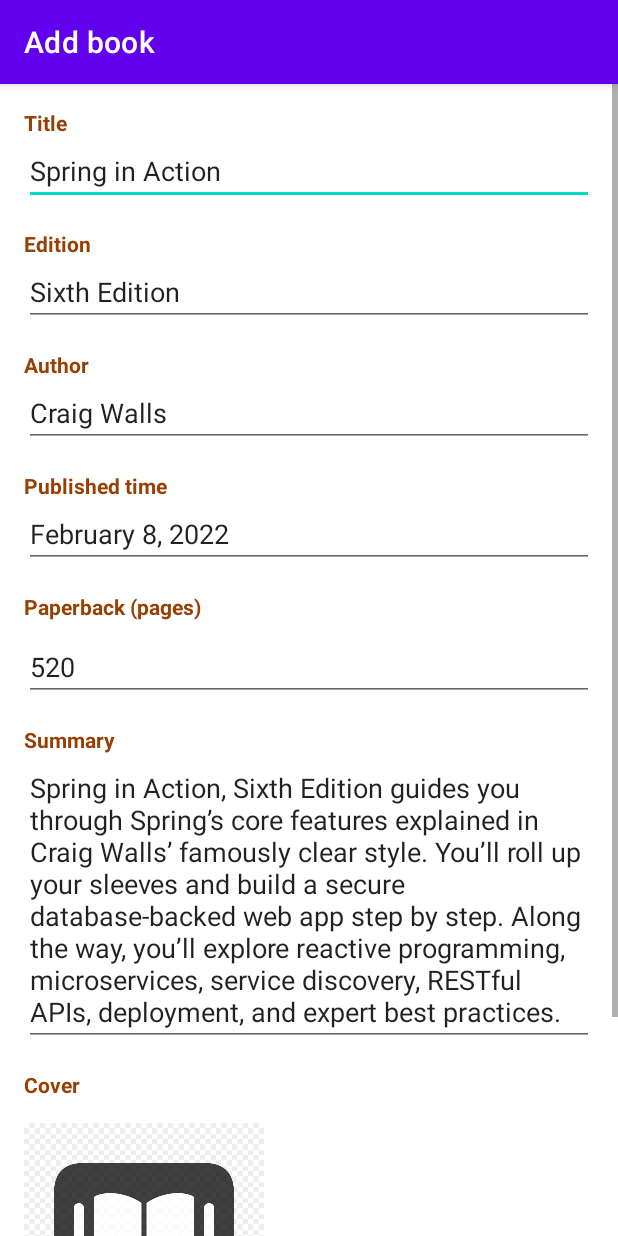
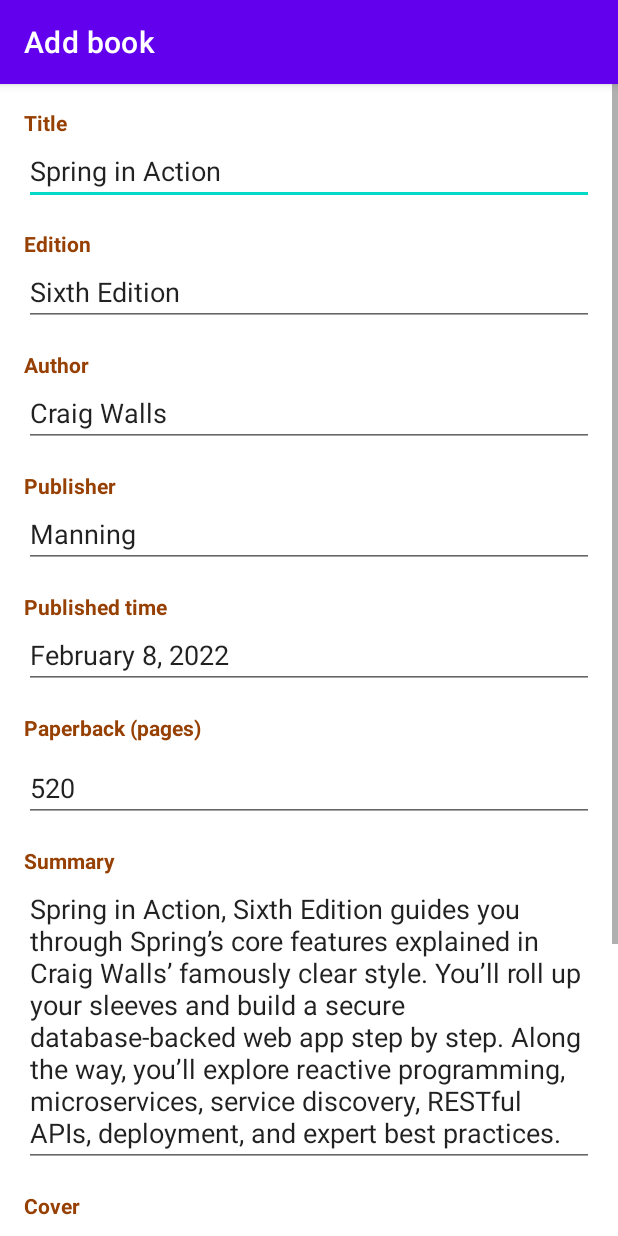
Before and after one commit to trinhduyhung/booklet, an Android app: the AddBookActivity screen opened directly, with no data from a screen before it, on a phone screen of 412 x 824 dp. Run offline under Robolectric (Android 15) with nearby library versions, the phone set to English and light mode, and no system bars; our stand-ins replace Picasso, Room's generated code; pictures from the network do not load.

Commit message:
show publisher on UI

```diff
--- a/app/src/main/java/com/javaspace/booklet/AddBookActivity.java
+++ b/app/src/main/java/com/javaspace/booklet/AddBookActivity.java
@@ -46,7 +46,8 @@ public class AddBookActivity extends AppCompatActivity {
         EditText title = findViewById(R.id.edt_title);
         EditText edition = findViewById(R.id.edt_edition);
         EditText author = findViewById(R.id.edt_author);
-        EditText year = findViewById(R.id.edt_published_year);
+        EditText publisher = findViewById(R.id.edt_publisher);
+        EditText published = findViewById(R.id.edt_published_year);
         EditText pages = findViewById(R.id.edt_pages);
         EditText summary = findViewById(R.id.edt_summary);
 
@@ -55,12 +56,13 @@ public class AddBookActivity extends AppCompatActivity {
 
         findViewById(R.id.btn_add_book).setOnClickListener(v -> {
 
-            if (shouldAddBook(title, edition, author, year, pages, summary)) {
+            if (shouldAddBook(title, edition, author, publisher, published, pages, summary)) {
                 Book book = new Book();
                 book.setTitle(title.getText().toString());
                 book.setEdition(edition.getText().toString());
                 book.setAuthor(author.getText().toString());
-                book.setPublishedTime(year.getText().toString());
+                book.setPublisher(publisher.getText().toString());
+                book.setPublishedTime(published.getText().toString());
                 book.setPages(Integer.parseInt(pages.getText().toString()));
                 book.setCoverImgPath(mediaSaver.getFileName());
                 book.setSummary(summary.getText().toString());
@@ -75,8 +77,8 @@ public class AddBookActivity extends AppCompatActivity {
 
     }
 
-    private boolean shouldAddBook(EditText title, EditText edition, EditText author, EditText year,
-                                  EditText pages, EditText summary) {
+    private boolean shouldAddBook(EditText title, EditText edition, EditText author, EditText publisher,
+                                  EditText published, EditText pages, EditText summary) {
         boolean shouldAddBook = true;
         if (title.getText().toString().isEmpty()) {
             shouldAddBook = false;
@@ -87,9 +89,12 @@ public class AddBookActivity extends AppCompatActivity {
         } else if (author.getText().toString().isEmpty()) {
             shouldAddBook = false;
             author.setError(getString(R.string.author_not_empty));
-        } else if (year.getText().toString().isEmpty()) {
+        } else if (publisher.getText().toString().isEmpty()) {
             shouldAddBook = false;
-            year.setError(getString(R.string.year_not_empty));
+            author.setError(getString(R.string.publisher_not_empty));
+        } else if (published.getText().toString().isEmpty()) {
+            shouldAddBook = false;
+            published.setError(getString(R.string.year_not_empty));
         } else if (pages.getText().toString().isEmpty()) {
             shouldAddBook = false;
             pages.setError(getString(R.string.page_not_empty));
--- a/app/src/main/java/com/javaspace/booklet/BooksActivity.java
+++ b/app/src/main/java/com/javaspace/booklet/BooksActivity.java
@@ -114,6 +114,7 @@ public class BooksActivity extends AppCompatActivity {
 
             TextView txtTitle;
             TextView txtAuthorEdition;
+            TextView txtPublisher;
             TextView txtPublishedYear;
             TextView txtProgress;
             ImageView imgCover;
@@ -122,7 +123,8 @@ public class BooksActivity extends AppCompatActivity {
             public void bind(Book book, MediaSaver mediaSaver) {
                 txtTitle.setText(book.getTitle());
                 txtAuthorEdition.setText(String.format("%s, %s", book.getAuthor(), book.getEdition()));
-                txtPublishedYear.setText(String.format("Published in %s", book.getPublishedTime()));
+                txtPublisher.setText(String.format("Publisher: %s", book.getPublisher()));
+                txtPublishedYear.setText(String.format("Published: %s", book.getPublishedTime()));
                 Picasso.get().load(mediaSaver.getFile(book.getCoverImgPath())).into(imgCover);
                 txtProgress.setText(book.getProgress());
             }
@@ -132,6 +134,7 @@ public class BooksActivity extends AppCompatActivity {
                 this.itemView = itemView;
                 txtTitle = itemView.findViewById(R.id.txt_item_title);
                 txtAuthorEdition = itemView.findViewById(R.id.txt_item_author_edition);
+                txtPublisher = itemView.findViewById(R.id.txt_item_publisher);
                 txtPublishedYear = itemView.findViewById(R.id.txt_item_published_year);
                 txtProgress = itemView.findViewById(R.id.txt_item_progress);
                 imgCover = itemView.findViewById(R.id.img_item_cover);
--- a/app/src/main/res/layout/activity_add_book.xml
+++ b/app/src/main/res/layout/activity_add_book.xml
@@ -71,11 +71,30 @@
             app:layout_constraintTop_toBottomOf="@+id/txt_author" />
 
         <TextView
-            android:id="@+id/textView4"
+            android:id="@+id/txt_publisher"
+            android:text="@string/publisher"
+            style="@style/BookInfoLabel"
+            app:layout_constraintStart_toStartOf="parent"
+            app:layout_constraintTop_toBottomOf="@+id/edt_author" />
+
+        <EditText
+            android:id="@+id/edt_publisher"
+            android:layout_width="0dp"
+            android:layout_height="wrap_content"
+            android:ems="10"
+            android:hint="@string/enter_your_book_publisher"
+            android:inputType="text"
+            android:text="@string/publisher_example"
+            app:layout_constraintEnd_toEndOf="parent"
+            app:layout_constraintStart_toStartOf="parent"
+            app:layout_constraintTop_toBottomOf="@+id/txt_publisher" />
+
+        <TextView
+            android:id="@+id/txt_published_time"
             android:text="@string/published_time"
             style="@style/BookInfoLabel"
             app:layout_constraintStart_toStartOf="parent"
-            app:layout_constraintTop_toBottomOf="@+id/edt_author" />
+            app:layout_constraintTop_toBottomOf="@+id/edt_publisher" />
 
         <EditText
             android:id="@+id/edt_published_year"
@@ -87,7 +106,7 @@
             android:text="@string/published_date_example"
             app:layout_constraintEnd_toEndOf="parent"
             app:layout_constraintStart_toStartOf="parent"
-            app:layout_constraintTop_toBottomOf="@+id/textView4" />
+            app:layout_constraintTop_toBottomOf="@+id/txt_published_time" />
 
         <TextView
             android:id="@+id/txt_page"
--- a/app/src/main/res/values/strings.xml
+++ b/app/src/main/res/values/strings.xml
@@ -8,6 +8,7 @@
 
     <string name="title_not_empty">Title cannot be empty</string>
     <string name="author_not_empty">Author cannot be empty</string>
+    <string name="publisher_not_empty">Publisher cannot be empty</string>
     <string name="edition_not_empty">Edition cannot be empty</string>
     <string name="year_not_empty">Published year cannot be empty</string>
     <string name="page_not_empty">Pages cannot be empty</string>
@@ -41,4 +42,7 @@
     <string name="summary">Summary</string>
     <string name="cover">Cover</string>
     <string name="add_book">Add book</string>
+    <string name="publisher">Publisher</string>
+    <string name="enter_your_book_publisher">Enter your book\'s publisher</string>
+    <string name="publisher_example">Manning</string>
 </resources>
```
Also changed, not shown: app/src/main/java/com/javaspace/booklet/Book.java (+81 -78 lines), app/src/main/java/com/javaspace/booklet/BookDetailActivity.java (+7 -6 lines), app/src/main/res/layout/activity_book_detail.xml (+17 -7 lines), app/src/main/res/layout/book_item.xml (+19 -9 lines).
